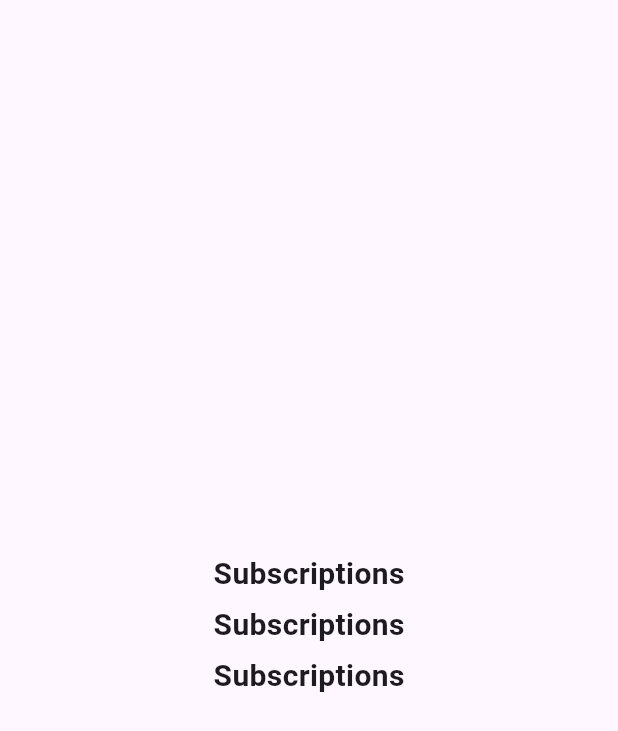
After one commit to Musavir-Ali/Trackizer_Ui, a Flutter app: the TabSubs screen opened directly, on a phone screen of 412 x 824 dp. The commit adds this screen. Shown: the top 731 px of the screen. Run offline on Flutter 3.47's test engine with Material 3 defaults, Android fonts, the phone set to English and light mode, and no system bars; our stand-ins replace curved_navigation_bar, get; missing offline and left inert: circular_seek_bar.

Commit message:
Added Files

```diff
--- a/lib/Subscriptions.dart
+++ b/lib/Subscriptions.dart
@@ -4,6 +4,7 @@ import 'package:circular_seek_bar/circular_seek_bar.dart';
 import 'package:curved_navigation_bar/curved_navigation_bar.dart';
 import 'package:flutter/widgets.dart';
 import 'package:get/get_connect/http/src/utils/utils.dart';
+import 'package:trackizer/Tab_Sub.dart';
 
 class Subs extends StatefulWidget {
   const Subs({Key? key}) : super(key: key);
@@ -240,8 +241,7 @@ class _SubsState extends State<Subs> {
                 color: Color.fromARGB(255, 31, 30, 30),
                 child: Stack(
                   children: [
-                    SingleChildScrollView(
-                      child: Padding(
+                    Padding(
                       padding: const EdgeInsets.symmetric(horizontal: 20),
                       child: Column(
                         children: [
@@ -250,12 +250,11 @@ class _SubsState extends State<Subs> {
                           ),
                           Container(
                             height: 40,
-                              width: MediaQuery.of(context).size.height,
                             decoration: BoxDecoration(
                               color: Colors.black,
                               borderRadius: BorderRadius.circular(10),
                             ),
-                              child: const TabBar(
+                            child: TabBar(
                                 indicatorColor: Colors.white,
                                 labelColor: Colors.white,
                                 dividerColor: Colors.transparent,
@@ -264,12 +263,11 @@ class _SubsState extends State<Subs> {
                                     text: "Subscriptions",
                                   ),
                                   Tab(
-                                      text: "Upcooming Bills",
+                                    text: "Upcomming Bills",
                                   ),
                                 ]),
                           ),
                         ],
-                        ),
                       ),
                     ),
                   ],
--- /dev/null
+++ b/lib/Tab_Sub.dart
@@ -0,0 +1,42 @@
+import 'package:flutter/cupertino.dart';
+import 'package:flutter/material.dart';
+import 'package:flutter/widgets.dart';
+
+class TabSubs extends StatelessWidget {
+  const TabSubs({super.key});
+
+  @override
+  Widget build(BuildContext context) {
+    return const Scaffold(
+      body:
+        Column(
+          mainAxisAlignment: MainAxisAlignment.center,
+          children: [
+          SizedBox(height: 10),
+            Row(
+              mainAxisAlignment: MainAxisAlignment.center,
+              children: [
+                Text('Subscriptions', style: TextStyle(fontSize: 20, fontWeight: FontWeight.bold),),
+              ],
+            ),
+            SizedBox(height: 5),
+            Row(
+              mainAxisAlignment: MainAxisAlignment.center,
+              children: [
+                Text('Subscriptions', style: TextStyle(fontSize: 20, fontWeight: FontWeight.bold),),
+              ],
+            ),
+            SizedBox(height: 5),
+            Row(
+              mainAxisAlignment: MainAxisAlignment.center,
+              children: [
+                Text('Subscriptions', style: TextStyle(fontSize: 20, fontWeight: FontWeight.bold),),
+              ],
+            ),
+          ],
+        ),
+
+
+    );
+  }
+}
```
Lines whose indentation alone changed are shown as unchanged.
